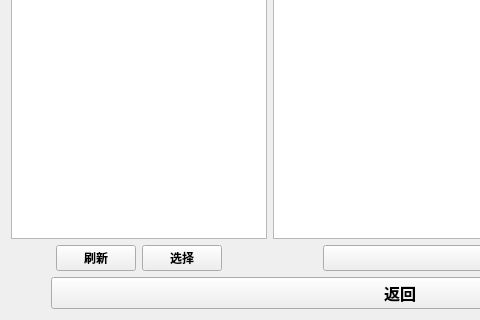
First picture: the form in views/UI_DbsTableSelect.ui, repository kingry1/GraduationProject-Data-Visualization-System, before the edit; both pictures show x 0 to 480 and y 280 to 600 of the 800 by 600 pixel window.
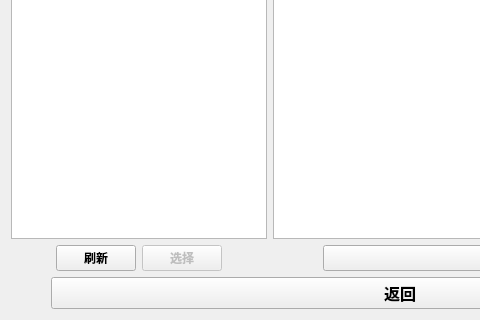
Second picture: the form after the edit.

The edit to the form file:
```diff
--- a/views/UI_DbsTableSelect.ui
+++ b/views/UI_DbsTableSelect.ui
@@ -68,6 +68,9 @@
            </item>
            <item>
             <widget class="QPushButton" name="chooseButton">
+             <property name="enabled">
+              <bool>false</bool>
+             </property>
              <property name="font">
               <font>
                <family>微软雅黑</family>
```
Left out of the diff: 23 changed lines with no effect on the pictures.
